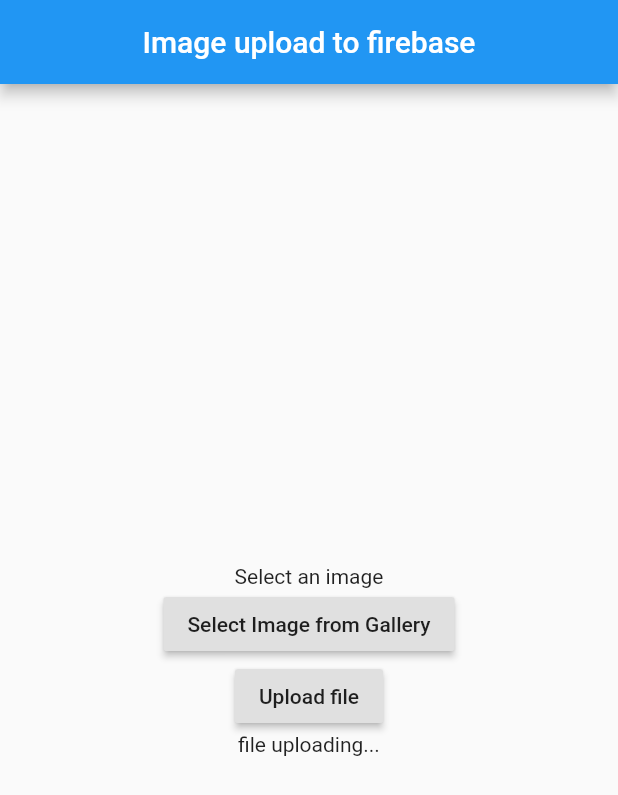
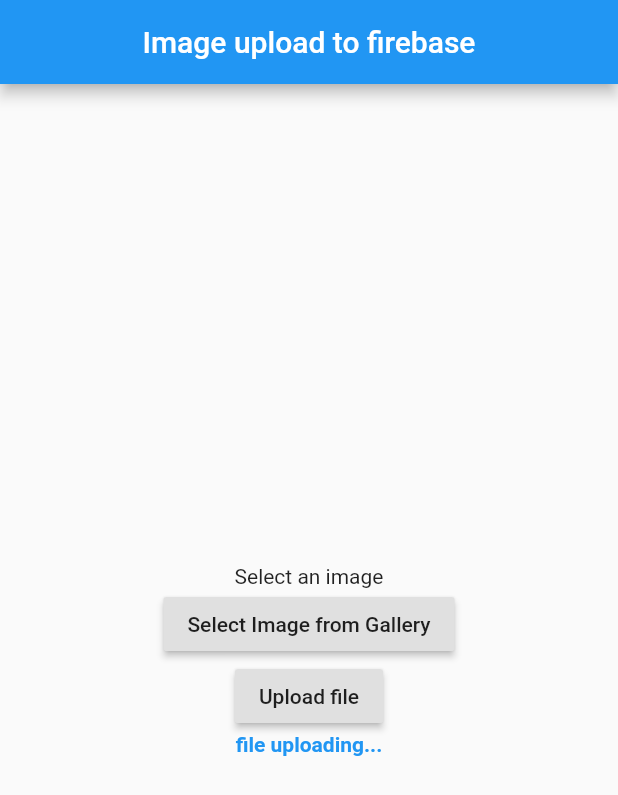
Before and after one commit to hemanth2k13/flutterdemo, a Flutter app: the UploadFile screen opened directly, after a tap on "Upload file", on a phone screen of 412 x 824 dp. Shown: the top 795 px of the screen. Run offline on Flutter 3.47's test engine with Material 2 defaults, Android fonts, the phone set to English and light mode, and no system bars; our stand-ins replace firebase_auth, firebase_storage, fluttertoast, image_picker; missing offline and left inert: flutter_facebook_login, flutter_webview_plugin; accounts and stored records are empty; network calls fail.

Commit message:
file link text style change

```diff
--- a/lib/UploadFile.dart
+++ b/lib/UploadFile.dart
@@ -61,6 +61,7 @@ class _UploadFileState extends State<UploadFile> {
               onPressed: () async {
                 setState(() {
                   downloadImagelink= 'file uploading...';
+
                 });
                 final String fileName = Random().nextInt(10000).toString() +'.$JPG';
                 final StorageReference firebaseStorageRef =
@@ -70,7 +71,7 @@ class _UploadFileState extends State<UploadFile> {
                 getImageLink(task);
               },
             ),
-            downloadImagelink == null ? Text('File link ') :  Text(downloadImagelink),
+            downloadImagelink == null ? Text('File link ') :  Text(downloadImagelink, style: TextStyle(color: Colors.blue, fontWeight: FontWeight.bold),),
           ],
         ),
       ),// This trailing comma makes auto-formatting nicer for build methods.
```
